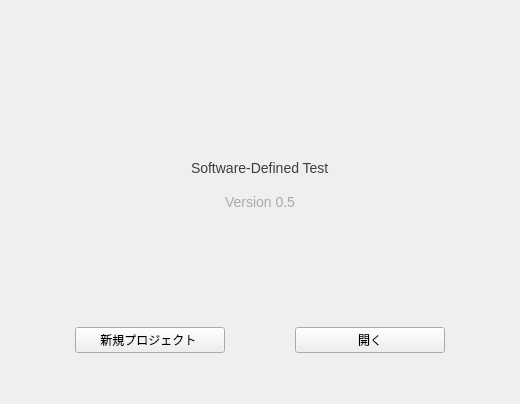
Before: the Qt Designer form src/main/python/view/ui/startup.ui in RUTILEA/SDTest, drawn with Qt 5.
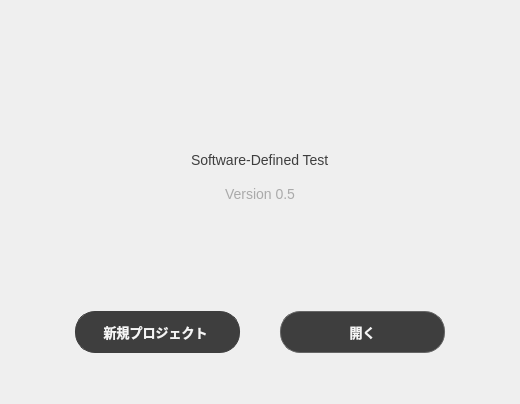
After: the same form once the commit is applied. Icons and pictures are not drawn.

Patch:
```diff
--- a/src/main/python/view/ui/startup.ui
+++ b/src/main/python/view/ui/startup.ui
@@ -34,6 +34,41 @@
   <property name="windowTitle">
    <string>Form</string>
   </property>
+  <property name="styleSheet">
+   <string notr="true">QPushButton#new_project_button
+{
+   margin: 0 15 0 60;
+   padding: 0 20;
+   background-color: #3e3e3e;
+   border: 1px solid #3e3e3e;
+   border-radius:20px;
+   color: #f5f5f5;
+   font-weight: bold;
+   font-size: 13px;
+   height:40px;
+}
+
+QPushButton#open_project_button
+{
+   margin: 0 60 0 15;
+   padding: 0 20;
+   background-color: #3e3e3e;
+   border: 1px solid #666666;
+   border-radius:20px;
+   color: #f5f5f5;
+   font-weight: bold;
+   font-size: 13px;
+   height:40px;
+}
+
+
+QPushButton:pressed#new_project_button,
+QPushButton:pressed#open_project_button
+{
+   background-color: #4298F9;
+   border: 1px solid #4298F9;
+}</string>
+  </property>
   <layout class="QVBoxLayout" name="verticalLayout">
    <item>
     <layout class="QVBoxLayout" name="verticalLayout_1">
@@ -229,19 +264,16 @@
          </property>
          <property name="minimumSize">
           <size>
-           <width>150</width>
+           <width>240</width>
            <height>0</height>
           </size>
          </property>
          <property name="maximumSize">
           <size>
-           <width>150</width>
+           <width>240</width>
            <height>16777215</height>
           </size>
          </property>
-         <property name="styleSheet">
-          <string notr="true"/>
-         </property>
          <property name="text">
           <string>新規プロジェクト </string>
          </property>
@@ -278,13 +310,13 @@
          </property>
          <property name="minimumSize">
           <size>
-           <width>150</width>
+           <width>240</width>
            <height>0</height>
           </size>
          </property>
          <property name="maximumSize">
           <size>
-           <width>150</width>
+           <width>240</width>
            <height>16777215</height>
           </size>
          </property>
```
Left out of the diff: 8 changed lines with no effect on the pictures.
